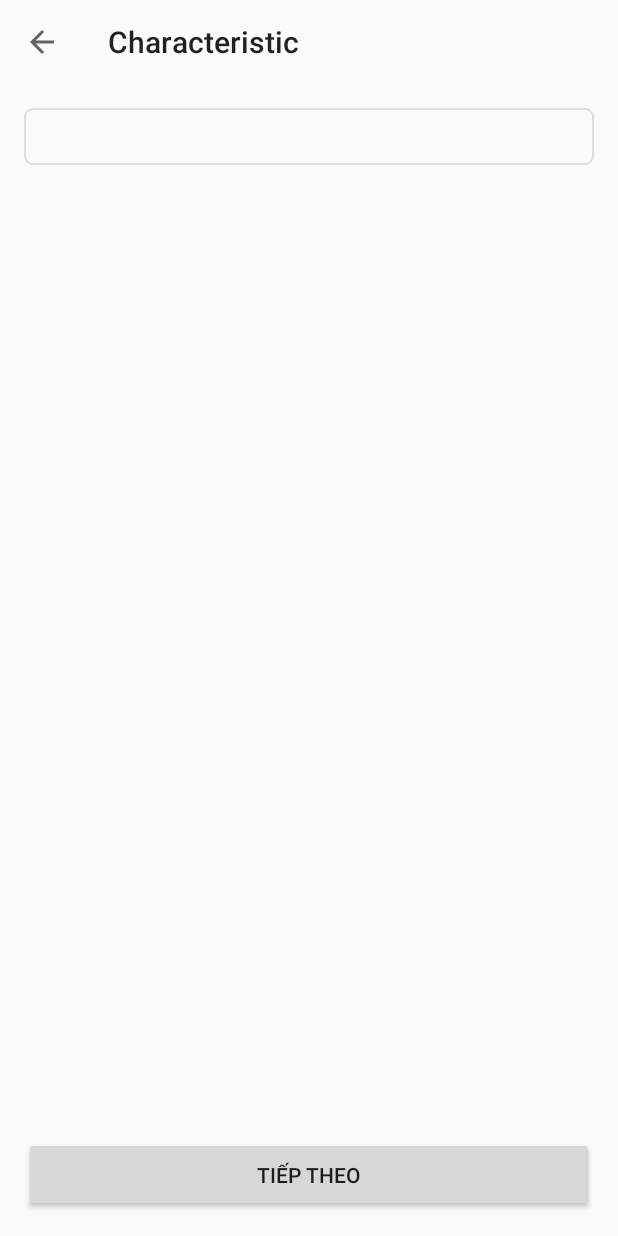
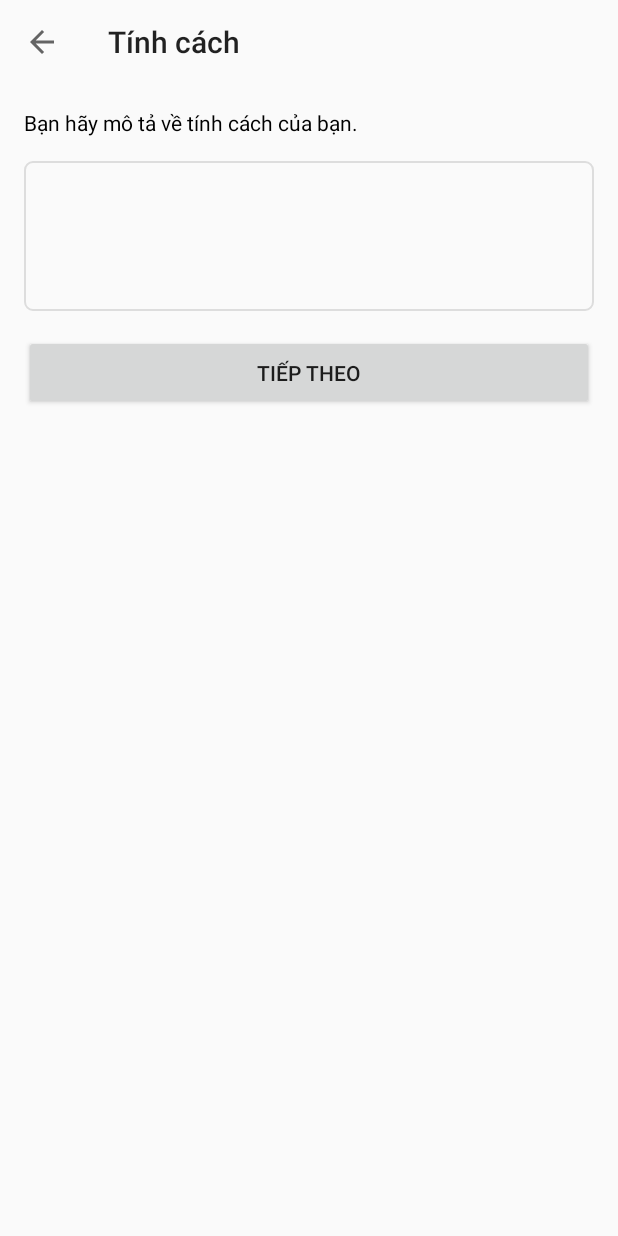
Before and after one commit to vthhanh96/Yummy, an Android app: the RegisterCharacteristicActivity screen opened directly, with no data from a screen before it, on a phone screen of 412 x 824 dp. Run offline under Robolectric (Android 15) with nearby library versions, the phone set to English and light mode, and no system bars; our stand-ins replace ButterKnife; libraries missing offline, so code that uses them is left out: com.chad.library, mehdi.sakout.fancybuttons; plain views replace FancyButton; network calls fail.

Commit message:
update register

```diff
--- a/app/build.gradle
+++ b/app/build.gradle
@@ -4,7 +4,7 @@ android {
     compileSdkVersion 27
     defaultConfig {
         applicationId "com.example.thesis.yummy"
-        minSdkVersion 17
+        minSdkVersion 21
         targetSdkVersion 27
         versionCode 1
         versionName "1.0"
--- a/app/src/main/AndroidManifest.xml
+++ b/app/src/main/AndroidManifest.xml
@@ -7,9 +7,9 @@
 
     <application
         android:name=".Application"
-        android:icon="@mipmap/ic_launcher"
+        android:icon="@drawable/ic_launcher"
         android:label="@string/app_name"
-        android:roundIcon="@mipmap/ic_launcher_round"
+        android:roundIcon="@drawable/ic_launcher_round"
         android:supportsRtl="true"
         android:theme="@style/AppTheme"
         android:allowBackup="true">
@@ -83,6 +83,7 @@
         <activity android:name=".controller.notification.AcceptRequestNotificationActivity"
             android:excludeFromRecents="true"
             android:theme="@style/MyCustomDialog" />
+        <activity android:name=".controller.register.RegisterFavoriteFoodActivity" />
 
 
     </application>
--- a/app/src/main/java/com/example/thesis/yummy/controller/home/HomeActivity.java
+++ b/app/src/main/java/com/example/thesis/yummy/controller/home/HomeActivity.java
@@ -46,6 +46,8 @@ public class HomeActivity extends DrawerActivity {
 
     public static void start(Context context) {
         Intent starter = new Intent(context, HomeActivity.class);
+        starter.addFlags(Intent.FLAG_ACTIVITY_CLEAR_TASK);
+        starter.addFlags(Intent.FLAG_ACTIVITY_NEW_TASK);
         context.startActivity(starter);
     }
 
--- a/app/src/main/java/com/example/thesis/yummy/controller/register/RegisterCharacteristicActivity.java
+++ b/app/src/main/java/com/example/thesis/yummy/controller/register/RegisterCharacteristicActivity.java
@@ -7,22 +7,36 @@ import android.support.annotation.Nullable;
 import android.support.v7.widget.RecyclerView;
 import android.support.v7.widget.Toolbar;
 import android.text.Editable;
+import android.text.TextUtils;
 import android.text.TextWatcher;
 import android.widget.EditText;
+import android.widget.Toast;
 
 import com.chad.library.adapter.base.BaseQuickAdapter;
 import com.chad.library.adapter.base.BaseViewHolder;
 import com.example.thesis.yummy.R;
 import com.example.thesis.yummy.controller.base.BaseActivity;
+import com.example.thesis.yummy.restful.RestCallback;
+import com.example.thesis.yummy.restful.ServiceManager;
+import com.example.thesis.yummy.restful.model.User;
 
 import butterknife.BindView;
 import butterknife.ButterKnife;
+import butterknife.OnClick;
 
 public class RegisterCharacteristicActivity extends BaseActivity {
 
     @BindView(R.id.toolbar) Toolbar mToolbar;
-    @BindView(R.id.edtSearch) EditText mEdtSearch;
-    @BindView(R.id.rcvCharacteristics) RecyclerView mCharacteristicRecyclerView;
+    @BindView(R.id.characteristicEditText) EditText mCharacterEditText;
+
+    @OnClick(R.id.nextButton)
+    public void next() {
+        if(TextUtils.isEmpty(mCharacterEditText.getText())) {
+            Toast.makeText(this, "Bạn nên mô tả tính cách của bạn để người khác có thể dễ dàng đánh giá độ phù hợp", Toast.LENGTH_SHORT).show();
+            return;
+        }
+        updateCharacteristic();
+    }
 
     public static void start(Context context) {
         Intent starter = new Intent(context, RegisterCharacteristicActivity.class);
@@ -43,8 +57,6 @@ public class RegisterCharacteristicActivity extends BaseActivity {
 
     private void init() {
         initToolbar();
-        iniEditText();
-        getCharacteristics();
     }
 
     private void initToolbar() {
@@ -55,27 +67,21 @@ public class RegisterCharacteristicActivity extends BaseActivity {
         }
     }
 
-    private void iniEditText() {
-        mEdtSearch.addTextChangedListener(new TextWatcher() {
+    private void updateCharacteristic() {
+        showLoading();
+        ServiceManager.getInstance().getUserService().updateCharacteristic(mCharacterEditText.getText().toString()).enqueue(new RestCallback<User>() {
             @Override
-            public void beforeTextChanged(CharSequence charSequence, int i, int i1, int i2) {
-
+            public void onSuccess(String message, User user) {
+                hideLoading();
+                RegisterFavoriteFoodActivity.start(RegisterCharacteristicActivity.this);
             }
 
             @Override
-            public void onTextChanged(CharSequence charSequence, int i, int i1, int i2) {
-
-            }
-
-            @Override
-            public void afterTextChanged(Editable editable) {
-
+            public void onFailure(String message) {
+                hideLoading();
+                Toast.makeText(RegisterCharacteristicActivity.this, message, Toast.LENGTH_SHORT).show();
             }
         });
-    }
-
-    private void getCharacteristics() {
-
     }
 
     @Override
--- a/app/src/main/res/layout/activity_register_characteristic.xml
+++ b/app/src/main/res/layout/activity_register_characteristic.xml
@@ -4,35 +4,42 @@
     xmlns:fancy="http://schemas.android.com/apk/res-auto"
     android:layout_width="match_parent"
     android:layout_height="match_parent"
+    xmlns:tools="http://schemas.android.com/tools"
     android:orientation="vertical">
 
     <android.support.v7.widget.Toolbar
         android:id="@+id/toolbar"
         android:layout_width="match_parent"
         android:layout_height="?actionBarSize"
-        app:title="Characteristic" />
+        app:title="@string/characteristic" />
+
+    <TextView
+        android:layout_width="wrap_content"
+        android:layout_height="wrap_content"
+        android:text="@string/characteristic_description"
+        android:textSize="14sp"
+        android:textColor="@color/black"
+        android:layout_margin="@dimen/dimen_16dp"/>
 
     <android.support.v7.widget.AppCompatEditText
-        android:id="@+id/edtSearch"
+        android:id="@+id/characteristicEditText"
         android:layout_width="match_parent"
-        android:layout_height="wrap_content"
-        android:layout_margin="@dimen/dimen_16dp"
+        android:layout_height="100dp"
         android:background="@drawable/bg_corner_5dp_stroke_grey"
-        android:padding="@dimen/dimen_8dp"
-        android:textSize="16sp"/>
-
-    <android.support.v7.widget.RecyclerView
-        android:id="@+id/rcvCharacteristics"
-        android:layout_width="match_parent"
-        android:layout_height="0dp"
-        android:layout_weight="1" />
+        android:layout_marginStart="@dimen/dimen_16dp"
+        android:layout_marginEnd="@dimen/dimen_16dp"
+        android:maxLines="3"
+        android:gravity="top"
+        tools:text="Vui ve, coi mo, hoa dong, than thien"
+        android:padding="@dimen/dimen_8dp"/>
 
     <mehdi.sakout.fancybuttons.FancyButton
-        android:id="@+id/btnNext"
+        android:id="@+id/nextButton"
         android:layout_width="match_parent"
         android:layout_height="50dp"
         android:layout_margin="@dimen/dimen_16dp"
         android:text="@string/next"
         fancy:fb_defaultColor="@color/colorPrimary"
-        fancy:fb_radius="@dimen/dimen_32dp" />
+        fancy:fb_radius="@dimen/dimen_32dp"
+        android:visibility="visible" />
 </LinearLayout>
--- a/app/src/main/res/layout/activity_register_gender.xml
+++ b/app/src/main/res/layout/activity_register_gender.xml
@@ -10,7 +10,7 @@
         android:id="@+id/toolbar"
         android:layout_width="match_parent"
         android:layout_height="?actionBarSize"
-        fancy:title="Gender"/>
+        fancy:title="@string/gender"/>
 
     <LinearLayout
         android:layout_width="match_parent"
--- a/app/src/main/res/values/strings.xml
+++ b/app/src/main/res/values/strings.xml
@@ -104,4 +104,7 @@
     <string name="send_request_title">%s đã gửi cho bạn một lời mời đi ăn chung</string>
     <string name="reject_request_message">Bạn đã từ chối lời mời</string>
     <string name="accept_request_message">Bạn đã đồng ý lời mời đi ăn</string>
+    <string name="characteristic_description">Bạn hãy mô tả về tính cách của bạn.</string>
+    <string name="select_your_favorite_food">Bạn hãy chọn loại món ăn mà bạn yêu thích</string>
+    <string name="finish">Hoàn tất</string>
 </resources>
--- a/app/src/main/res/values/styles.xml
+++ b/app/src/main/res/values/styles.xml
@@ -6,6 +6,7 @@
         <item name="colorPrimary">@color/colorPrimary</item>
         <item name="colorPrimaryDark">@color/colorPrimaryDark</item>
         <item name="colorAccent">@color/colorAccent</item>
+        <item name="android:windowContentTransitions">true</item>
     </style>
 
     <style name="CustomDialog" parent="Theme.AppCompat.Dialog">
```
Also changed, not shown: app/src/main/java/com/example/thesis/yummy/controller/loading/LoadingActivity.java (+12 -2 lines), app/src/main/java/com/example/thesis/yummy/controller/login/LoginActivity.java (+14 -0 lines), app/src/main/java/com/example/thesis/yummy/controller/register/RegisterFavoriteFoodActivity.java (added, +158 -0 lines), app/src/main/java/com/example/thesis/yummy/restful/services/UserService.java (+10 -0 lines), app/src/main/res/layout/activity_loading.xml (+6 -5 lines), app/src/main/res/layout/activity_login.xml (+5 -5 lines), app/src/main/res/layout/activity_register_favorite_food.xml (added, +36 -0 lines), app/src/main/res/drawable-xxhdpi/ic_launcher.png (added), app/src/main/res/drawable-xxhdpi/ic_launcher_round.png (added).
